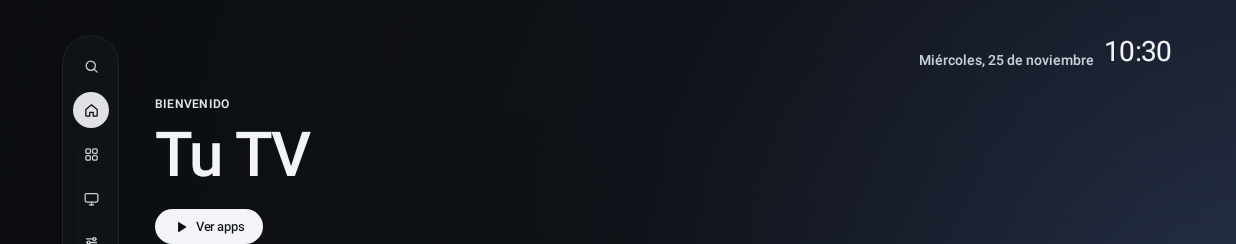
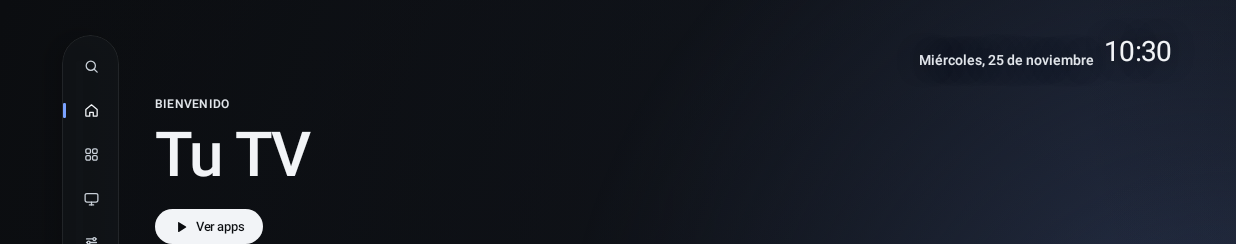
Before and after one commit to danielsacosta/tv-launcher, an Android app built with Jetpack Compose: the MainActivity screen opened directly, with no data from a screen before it, on a phone screen of 824 x 412 dp (held sideways). Shown: the top 244 px of the screen. Run offline under Robolectric (Android 15) with nearby library versions, the phone set to English and light mode, and no system bars.

Commit message:
Menú con un solo resaltado, transiciones suaves y arranque más rápido
- El menú lateral marca la vista actual con una barrita de acento; solo el elemento
  enfocado lleva fondo blanco.
- Fundido suave entre vistas y panel rápido que se desliza desde la derecha.
- Foco, botones y aros animados solo con opacidad, escala y color (sin relayouts).
- Velo sin bordes y sombra suave para que el reloj se lea sobre portadas claras.
- El foco vuelve a la app que suena al regresar al inicio.
- Íconos guardados en caché y lectura de píxeles en bloque; README recomienda la
  versión optimizada (inicio en menos de 1 s).

```diff
--- a/app/src/main/java/dev/tvlauncher/data/AppRepository.kt
+++ b/app/src/main/java/dev/tvlauncher/data/AppRepository.kt
@@ -5,6 +5,8 @@ import android.content.Context
 import android.content.Intent
 import android.content.IntentFilter
 import android.content.pm.PackageManager
+import android.graphics.Bitmap
+import android.graphics.BitmapFactory
 import androidx.compose.ui.graphics.ImageBitmap
 import androidx.compose.ui.graphics.asImageBitmap
 import androidx.core.content.ContextCompat
@@ -15,6 +17,8 @@ import kotlinx.coroutines.flow.StateFlow
 import kotlinx.coroutines.flow.asStateFlow
 import kotlinx.coroutines.launch
 import kotlinx.coroutines.withContext
+import java.io.File
+import java.io.FileOutputStream
 
 /** Una app instalada, lista para mostrarse como círculo. */
 data class AppInfo(
@@ -28,7 +32,8 @@ data class AppInfo(
 /** Lee las apps de TV instaladas y se actualiza cuando se instala o desinstala algo. */
 class AppRepository(private val context: Context, private val scope: CoroutineScope) {
 
-    private val _apps = MutableStateFlow<List<AppInfo>>(emptyList())
+    // La lista vive mientras viva el proceso: si Android recrea la pantalla, las apps aparecen al instante.
+    private val _apps = MutableStateFlow(cached)
     val apps: StateFlow<List<AppInfo>> = _apps.asStateFlow()
 
     private val receiver = object : BroadcastReceiver() {
@@ -50,7 +55,11 @@ class AppRepository(private val context: Context, private val scope: CoroutineSc
 
     fun refresh() {
         scope.launch {
-            _apps.value = withContext(Dispatchers.Default) { load() }
+            val t0 = android.os.SystemClock.elapsedRealtime()
+            val list = withContext(Dispatchers.Default) { load() }
+            android.util.Log.i("TvLauncher", "apps cargadas: ${list.size} en ${android.os.SystemClock.elapsedRealtime() - t0} ms")
+            cached = list
+            _apps.value = list
         }
     }
 
@@ -66,10 +75,30 @@ class AppRepository(private val context: Context, private val scope: CoroutineSc
             runCatching {
                 val appInfo = pm.getApplicationInfo(pkg, 0)
                 val label = KnownApps.labelFor(pkg) ?: pm.getApplicationLabel(appInfo).toString()
-                val bitmap = IconRenderer.render(pkg, pm.getApplicationIcon(appInfo))
+                val updated = runCatching { pm.getPackageInfo(pkg, 0).lastUpdateTime }.getOrDefault(0L)
+                val bitmap = iconCache(pkg, updated) { IconRenderer.render(pkg, pm.getApplicationIcon(appInfo)) }
                 AppInfo(pkg, label, bitmap.asImageBitmap(), IconRenderer.dominantColor(bitmap))
             }.getOrNull()
         }.sortedWith(compareBy({ KnownApps.order(it.packageName) }, { it.label.lowercase() }))
+    }
+
+    /** Íconos ya convertidos a círculo, guardados en disco; se rehacen si la app se actualiza. */
+    private fun iconCache(pkg: String, updated: Long, make: () -> Bitmap): Bitmap {
+        val dir = File(context.cacheDir, "icons-v$ICON_VERSION").apply { mkdirs() }
+        val file = File(dir, "$pkg-$updated.png")
+        if (file.exists()) BitmapFactory.decodeFile(file.path)?.let { return it }
+        val bmp = make()
+        runCatching {
+            dir.listFiles { f -> f.name.startsWith("$pkg-") }?.forEach { it.delete() }
+            FileOutputStream(file).use { bmp.compress(Bitmap.CompressFormat.PNG, 100, it) }
+        }
+        return bmp
+    }
+
+    private companion object {
+        /** Subir este número cuando cambie la forma de dibujar los íconos. */
+        const val ICON_VERSION = 1
+        @Volatile var cached: List<AppInfo> = emptyList()
     }
 
     fun launch(packageName: String): Boolean {
--- a/app/src/main/java/dev/tvlauncher/ui/Components.kt
+++ b/app/src/main/java/dev/tvlauncher/ui/Components.kt
@@ -15,6 +15,7 @@ import androidx.compose.foundation.layout.Box
 import androidx.compose.foundation.layout.Column
 import androidx.compose.foundation.layout.Row
 import androidx.compose.foundation.layout.fillMaxHeight
+import androidx.compose.foundation.layout.offset
 import androidx.compose.foundation.layout.padding
 import androidx.compose.foundation.layout.size
 import androidx.compose.foundation.layout.width
@@ -133,10 +134,15 @@ fun Modifier.heroFade(leftStops: List<Pair<Float, Float>>, bottomStops: List<Pai
     }
 
 /** Aro de foco de 3 px separado 5 px del elemento, dibujado por fuera para no encoger el contenido. */
-fun Modifier.focusRing(focused: Boolean, accent: Color, pill: Boolean): Modifier = drawBehind {
-    if (!focused) return@drawBehind
-    val gap = 6.dp.toPx()
+fun Modifier.focusRing(focused: Boolean, accent: Color, pill: Boolean): Modifier =
+    focusRing(if (focused) 1f else 0f, accent, pill)
+
+/** Igual que el anterior, pero con [progress] de 0 a 1 para que el aro aparezca suavemente. */
+fun Modifier.focusRing(progress: Float, accent: Color, pill: Boolean): Modifier = drawBehind {
+    if (progress <= 0.01f) return@drawBehind
+    val gap = 6.dp.toPx() * progress
     val w = 3.dp.toPx()
+    val accent = accent.copy(alpha = accent.alpha * progress)
     val inset = gap + w / 2
     if (pill) {
         drawRoundRect(
@@ -195,24 +201,35 @@ fun Rail(selected: Screen, onSelect: (Screen) -> Unit, modifier: Modifier = Modi
 private fun RailButton(item: RailItem, selected: Boolean, onClick: () -> Unit) {
     val interaction = remember { MutableInteractionSource() }
     val focused by interaction.collectIsFocusedAsState()
-    val bg by animateColorAsState(
-        when {
-            focused -> Palette.Text
-            selected -> Palette.Active
-            else -> Color.Transparent
-        }, label = "railBg",
+    val accent = LocalAccent.current
+    // Solo el elemento enfocado lleva fondo blanco. La vista actual se marca con una barrita de acento.
+    val f by animateFloatAsState(if (focused) 1f else 0f, Motion.fast, label = "railFocus")
+    val sel by animateFloatAsState(if (selected && !focused) 1f else 0f, Motion.medium, label = "railSel")
+    val fg = when {
+        focused -> Palette.Ground
+        selected -> Palette.Text
+        else -> Palette.Icon
+    }
+    Box(contentAlignment = Alignment.CenterStart) {
+        Box(
+            Modifier
+                .offset(x = (-16).dp)
+                .size(width = 4.dp, height = 24.dp)
+                .graphicsLayer { alpha = sel; scaleY = 0.4f + 0.6f * sel }
+                .clip(RoundedCornerShape(2.dp))
+                .background(accent),
         )
-    val fg = if (focused || selected) Palette.Ground else Palette.Icon
         Box(
             Modifier
                 .size(56.dp)
-            .scale(if (focused) 1.08f else 1f)
+                .graphicsLayer { scaleX = 1f + 0.08f * f; scaleY = 1f + 0.08f * f }
                 .clip(CircleShape)
-            .background(bg)
+                .background(Palette.Text.copy(alpha = f))
                 .tvClickable(interaction, onClick = onClick),
             contentAlignment = Alignment.Center,
         ) {
             Icon(item.icon, contentDescription = item.label, tint = fg, modifier = Modifier.size(26.dp))
+        }
     }
 }
 
@@ -230,7 +247,8 @@ fun AppCircle(
 ) {
     val interaction = remember { MutableInteractionSource() }
     val focused by interaction.collectIsFocusedAsState()
-    val scale by animateFloatAsState(if (focused) 1.1f else 1f, tween(150), label = "appScale")
+    val f by animateFloatAsState(if (focused) 1f else 0f, Motion.fast, label = "appFocus")
+    val scale = 1f + 0.1f * f
     Column(horizontalAlignment = Alignment.CenterHorizontally, verticalArrangement = Arrangement.spacedBy(16.dp)) {
         Box(
             Modifier
@@ -238,7 +256,7 @@ fun AppCircle(
                 .scale(scale)
                 .then(if (focusRequester != null) Modifier.focusRequester(focusRequester) else Modifier)
                 .onFocusChanged { if (it.isFocused) onFocused() }
-                .focusRing(focused, accent, pill = false)
+                .focusRing(f, accent, pill = false)
                 .shadow(if (focused) 28.dp else 14.dp, CircleShape, ambientColor = accent, spotColor = if (focused) accent else Color.Black)
                 .clip(CircleShape)
                 .tvClickable(interaction, onLongClick, onClick),
@@ -274,13 +292,14 @@ fun PillButton(
 ) {
     val interaction = remember { MutableInteractionSource() }
     val focused by interaction.collectIsFocusedAsState()
-    val bg = if (primary || focused) Palette.Text else Color(0x24FFFFFF)
+    val f by animateFloatAsState(if (focused) 1f else 0f, Motion.fast, label = "pillFocus")
+    val bg by animateColorAsState(if (primary || focused) Palette.Text else Color(0x24FFFFFF), Motion.colorFast, label = "pillBg")
     val fg = if (primary || focused) Palette.Ground else Palette.Text
     Row(
         modifier
-            .scale(if (focused) 1.05f else 1f)
+            .graphicsLayer { scaleX = 1f + 0.05f * f; scaleY = 1f + 0.05f * f }
             .then(if (focusRequester != null) Modifier.focusRequester(focusRequester) else Modifier)
-            .focusRing(focused, accent, pill = true)
+            .focusRing(f, accent, pill = true)
             .clip(RoundedCornerShape(30.dp))
             .background(bg)
             .tvClickable(interaction, onClick = onClick)
@@ -306,18 +325,21 @@ fun RoundButton(
 ) {
     val interaction = remember { MutableInteractionSource() }
     val focused by interaction.collectIsFocusedAsState()
-    val bg = when {
+    val f by animateFloatAsState(if (focused) 1f else 0f, Motion.fast, label = "roundFocus")
+    val bg by animateColorAsState(
+        when {
             filled -> Color.White
             focused -> Palette.Text
             else -> Color(0x24FFFFFF)
-    }
+        }, Motion.colorFast, label = "roundBg",
+    )
     val fg = if (filled || focused) Palette.Ground else Palette.Text
     Box(
         Modifier
             .size(size)
-            .scale(if (focused) 1.08f else 1f)
+            .graphicsLayer { scaleX = 1f + 0.08f * f; scaleY = 1f + 0.08f * f }
             .then(if (focusRequester != null) Modifier.focusRequester(focusRequester) else Modifier)
-            .focusRing(focused, accent, pill = false)
+            .focusRing(f, accent, pill = false)
             .clip(CircleShape)
             .background(bg)
             .tvClickable(interaction, onClick = onClick),
--- a/app/src/main/java/dev/tvlauncher/ui/HomeScreen.kt
+++ b/app/src/main/java/dev/tvlauncher/ui/HomeScreen.kt
@@ -44,6 +44,8 @@ import androidx.compose.ui.graphics.Brush
 import androidx.compose.ui.graphics.Color
 import androidx.compose.ui.graphics.ImageBitmap
 import androidx.compose.ui.layout.ContentScale
+import androidx.compose.ui.graphics.Shadow
+import androidx.compose.ui.text.TextStyle
 import androidx.compose.ui.text.font.FontWeight
 import androidx.compose.ui.text.style.TextOverflow
 import androidx.compose.ui.unit.dp
@@ -54,6 +56,9 @@ import dev.tvlauncher.data.LauncherSettings
 import dev.tvlauncher.media.MediaRepo
 import dev.tvlauncher.media.NowPlaying
 import kotlinx.coroutines.delay
+
+/** Sombra suave para textos que van sobre imágenes. */
+private val SoftShadow = Shadow(Color.Black.copy(alpha = 0.55f), blurRadius = 18f)
 
 /** Lo que muestra el hero según la app enfocada. */
 private data class Hero(
@@ -104,11 +109,15 @@ fun HomeScreen(
     }
     LaunchedEffect(focusTrigger, requesters) {
         if (requesters.isEmpty()) return@LaunchedEffect
-        delay(60)
         val target = nowPlaying?.takeIf { it.isPlaying }?.owner?.takeIf { it in requesters }
             ?: focusedPkg?.takeIf { it in requesters }
             ?: favorites.first().packageName
-        runCatching { requesters.getValue(target).requestFocus() }
+        // Se pide dos veces: al volver de otra app, Android puede devolver el foco al último
+        // elemento enfocado (a veces el menú) justo después del primer intento.
+        for (wait in listOf(80L, 320L)) {
+            delay(wait)
+            runCatching { requesters.getValue(target).requestFocus() }
+        }
     }
 
     val tint by animateColorAsState(hero.tint, tween(600), label = "tint")
@@ -150,13 +159,27 @@ fun HomeScreen(
             modifier = Modifier.padding(start = 96.dp, top = 54.dp, bottom = 54.dp),
         )
 
+        // Velo suave detrás del reloj para que se lea sobre portadas claras.
+        Box(
+            Modifier
+                .fillMaxSize()
+                .background(
+                    Brush.radialGradient(
+                        0f to Palette.Ground.copy(alpha = 0.7f),
+                        0.45f to Palette.Ground.copy(alpha = 0.35f),
+                        1f to Color.Transparent,
+                        center = Offset(1640f, 70f),
+                        radius = 560f,
+                    )
+                )
+        )
         Row(
             Modifier.align(Alignment.TopEnd).padding(top = 54.dp, end = 96.dp),
             verticalAlignment = Alignment.Bottom,
             horizontalArrangement = Arrangement.spacedBy(16.dp),
         ) {
-            Text(formatDate(now), color = Palette.Icon, fontSize = 22.sp, fontWeight = FontWeight.Medium)
-            Text(formatTime(now, settings.clock24h), color = Palette.Text, fontSize = 44.sp, letterSpacing = (-1).sp)
+            Text(formatDate(now), color = Palette.TextSoft, fontSize = 22.sp, fontWeight = FontWeight.Medium, style = TextStyle(shadow = SoftShadow))
+            Text(formatTime(now, settings.clock24h), color = Palette.Text, fontSize = 44.sp, letterSpacing = (-1).sp, style = TextStyle(shadow = SoftShadow))
         }
 
         HeroText(
--- a/app/src/main/java/dev/tvlauncher/ui/LauncherApp.kt
+++ b/app/src/main/java/dev/tvlauncher/ui/LauncherApp.kt
@@ -1,6 +1,17 @@
 package dev.tvlauncher.ui
 
 import androidx.activity.compose.BackHandler
+import androidx.compose.animation.AnimatedContent
+import androidx.compose.animation.AnimatedVisibility
+import androidx.compose.animation.ExperimentalAnimationApi
+import androidx.compose.animation.core.FastOutSlowInEasing
+import androidx.compose.animation.core.tween
+import androidx.compose.animation.fadeIn
+import androidx.compose.animation.fadeOut
+import androidx.compose.animation.scaleIn
+import androidx.compose.animation.slideInHorizontally
+import androidx.compose.animation.slideOutHorizontally
+import androidx.compose.animation.togetherWith
 import androidx.compose.foundation.layout.BoxWithConstraints
 import androidx.compose.foundation.layout.fillMaxSize
 import androidx.compose.runtime.Composable
@@ -38,6 +49,7 @@ fun LauncherApp(repo: AppRepository, prefs: Prefs, homePresses: StateFlow<Int>)
     }
 }
 
+@OptIn(ExperimentalAnimationApi::class)
 @Composable
 private fun LauncherContent(repo: AppRepository, prefs: Prefs, homePresses: StateFlow<Int>) {
     val apps by repo.apps.collectAsState()
@@ -78,9 +90,20 @@ private fun LauncherContent(repo: AppRepository, prefs: Prefs, homePresses: Stat
         prefs.setFavorites(list)
     }
 
-    when (screen) {
-        Screen.Home, Screen.QuickPanel -> {
-            HomeScreen(
+    CompositionLocalProvider(LocalAccent provides accent) {
+        // El panel rápido se dibuja encima del inicio; las demás vistas se reemplazan con un fundido suave.
+        val base = if (screen == Screen.QuickPanel) Screen.Home else screen
+        AnimatedContent(
+            targetState = base,
+            transitionSpec = {
+                (fadeIn(tween(220, easing = FastOutSlowInEasing)) +
+                    scaleIn(tween(220, easing = FastOutSlowInEasing), initialScale = 0.985f)) togetherWith
+                    fadeOut(tween(140))
+            },
+            label = "screens",
+        ) { s ->
+            when (s) {
+                Screen.Home, Screen.QuickPanel -> HomeScreen(
                     favorites = favorites,
                     allApps = apps,
                     nowPlaying = nowPlaying,
@@ -92,8 +115,6 @@ private fun LauncherContent(repo: AppRepository, prefs: Prefs, homePresses: Stat
                     onOpenApp = ::open,
                     onNavigate = { screen = it },
                 )
-            if (screen == Screen.QuickPanel) QuickPanel(settings) { screen = Screen.Home }
-        }
                 Screen.Apps -> AppsScreen(
                     apps = visible,
                     hiddenApps = apps.filter { it.packageName in hidden },
@@ -117,8 +138,23 @@ private fun LauncherContent(repo: AppRepository, prefs: Prefs, homePresses: Stat
                 Screen.Settings -> SettingsScreen(settings, hasMediaAccess, prefs::updateSettings) { screen = it }
                 Screen.NowPlaying -> NowPlayingScreen(
                     np = nowPlaying,
-            app = nowPlaying?.let { np -> apps.firstOrNull { it.packageName == np.packageName } },
+                    app = nowPlaying?.let { np -> apps.firstOrNull { it.packageName == np.owner } },
                     accent = accent,
                 ) { screen = Screen.Home }
             }
         }
+        AnimatedVisibility(
+            visible = screen == Screen.QuickPanel,
+            enter = fadeIn(tween(180)),
+            exit = fadeOut(tween(160)),
+        ) {
+            QuickPanel(
+                settings = settings,
+                panelModifier = Modifier.animateEnterExit(
+                    enter = slideInHorizontally(tween(240, easing = FastOutSlowInEasing)) { it / 4 },
+                    exit = slideOutHorizontally(tween(180)) { it / 4 },
+                ),
+            ) { screen = Screen.Home }
+        }
+    }
+}
--- a/app/src/main/java/dev/tvlauncher/ui/QuickPanel.kt
+++ b/app/src/main/java/dev/tvlauncher/ui/QuickPanel.kt
@@ -42,7 +42,7 @@ private data class Tile(val label: String, val value: String, val icon: ImageVec
 
 /** Panel que se desliza desde la derecha, como el de Google TV. */
 @Composable
-fun QuickPanel(settings: LauncherSettings, onClose: () -> Unit) {
+fun QuickPanel(settings: LauncherSettings, panelModifier: Modifier = Modifier, onClose: () -> Unit) {
     val context = LocalContext.current
     val accent = Color(settings.accent)
     val now = rememberNow()
@@ -62,7 +62,7 @@ fun QuickPanel(settings: LauncherSettings, onClose: () -> Unit) {
 
     Box(Modifier.fillMaxSize().background(Palette.Ground.copy(alpha = 0.72f))) {
         Column(
-            Modifier
+            panelModifier
                 .align(Alignment.CenterEnd)
                 .width(720.dp)
                 .fillMaxHeight()
--- a/app/src/main/java/dev/tvlauncher/ui/Theme.kt
+++ b/app/src/main/java/dev/tvlauncher/ui/Theme.kt
@@ -1,5 +1,8 @@
 package dev.tvlauncher.ui
 
+import androidx.compose.animation.core.FastOutSlowInEasing
+import androidx.compose.animation.core.tween
+import androidx.compose.runtime.staticCompositionLocalOf
 import androidx.compose.ui.graphics.Color
 import androidx.compose.ui.graphics.SolidColor
 import androidx.compose.ui.graphics.StrokeCap
@@ -22,6 +25,19 @@ object Palette {
     val Active = Color(0xEBF2F4F7)         // blanco al 92 %
     val Chip = Color(0x1AFFFFFF)
     val Accents = listOf(0xFF7AA2FF, 0xFFF2F4F7, 0xFF9BE3C4, 0xFFF5B971)
+}
+
+/** Color de acento elegido en Ajustes, disponible en toda la interfaz. */
+val LocalAccent = staticCompositionLocalOf { Color(0xFF7AA2FF) }
+
+/**
+ * Animaciones del launcher: cortas y solo sobre propiedades baratas (opacidad, escala,
+ * desplazamiento, color). Nada de desenfoques animados ni relayouts.
+ */
+object Motion {
+    val fast = tween<Float>(durationMillis = 140, easing = FastOutSlowInEasing)
+    val medium = tween<Float>(durationMillis = 220, easing = FastOutSlowInEasing)
+    val colorFast = tween<Color>(durationMillis = 140, easing = FastOutSlowInEasing)
 }
 
 /** Íconos de línea (24×24, trazo 1.8) — los mismos del diseño. */
```
Also changed, not shown: app/src/main/java/dev/tvlauncher/data/IconRenderer.kt (+6 -3 lines), 2 other files. Lines whose indentation alone changed are shown as unchanged.
